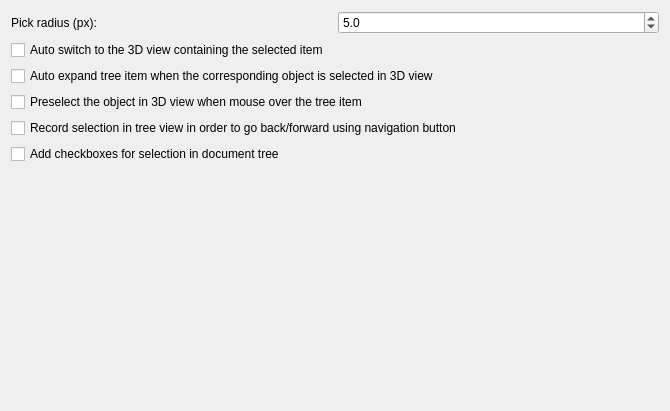
Old version of the form src/Gui/DlgSettingsSelection.ui in the repository southseact-3d/fcd.
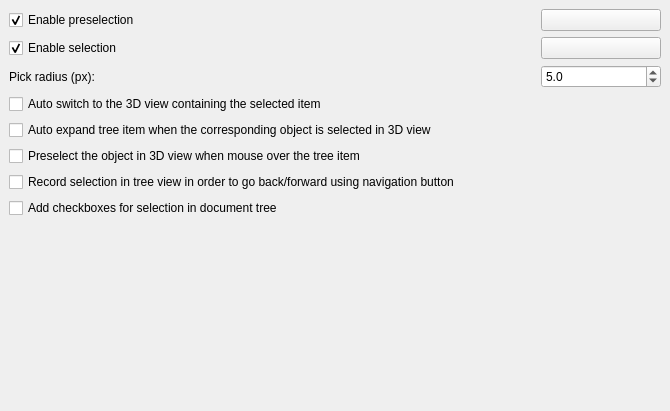
New version of the form. Custom widgets are drawn as their Qt base class.

Commit message: Gui: move pre/-selection prefs to General/Selection + clarify behavior

```diff
--- a/src/Gui/DlgSettingsSelection.ui
+++ b/src/Gui/DlgSettingsSelection.ui
@@ -13,15 +13,131 @@
   <property name="windowTitle">
    <string>Selection</string>
   </property>
-  <layout class="QGridLayout" name="gridLayout">
+  <layout class="QGridLayout">
+   <property name="leftMargin">
+    <number>9</number>
+   </property>
+   <property name="topMargin">
+    <number>9</number>
+   </property>
+   <property name="rightMargin">
+    <number>9</number>
+   </property>
+   <property name="bottomMargin">
+    <number>9</number>
+   </property>
+   <property name="spacing">
+    <number>6</number>
+   </property>
    <item row="0" column="0">
-    <widget class="QLabel" name="spinPickRadiusLabel">
+    <widget class="Gui::PrefCheckBox" name="checkBoxPreselection">
+     <property name="minimumSize">
+      <size>
+       <width>240</width>
+       <height>0</height>
+      </size>
+     </property>
+     <property name="toolTip">
+      <string>Enable preselection, highlighted with specified color</string>
+     </property>
      <property name="text">
-      <string>Pick radius (px):</string>
+      <string>Enable preselection</string>
+     </property>
+     <property name="checked">
+      <bool>true</bool>
+     </property>
+     <property name="prefEntry" stdset="0">
+      <cstring>EnablePreselection</cstring>
+     </property>
+     <property name="prefPath" stdset="0">
+      <cstring>View</cstring>
      </property>
     </widget>
    </item>
    <item row="0" column="1">
+    <widget class="Gui::PrefColorButton" name="HighlightColor">
+     <property name="text">
+      <string/>
+     </property>
+     <property name="color">
+      <color>
+       <red>225</red>
+       <green>225</green>
+       <blue>20</blue>
+      </color>
+     </property>
+     <property name="prefEntry" stdset="0">
+      <cstring>HighlightColor</cstring>
+     </property>
+     <property name="prefPath" stdset="0">
+      <cstring>View</cstring>
+     </property>
+    </widget>
+   </item>
+   <item row="1" column="0">
+    <widget class="Gui::PrefCheckBox" name="checkBoxSelection">
+     <property name="toolTip">
+      <string>Enable selection, highlighted with specified color</string>
+     </property>
+     <property name="text">
+      <string>Enable selection</string>
+     </property>
+     <property name="checked">
+      <bool>true</bool>
+     </property>
+     <property name="prefEntry" stdset="0">
+      <cstring>EnableSelection</cstring>
+     </property>
+     <property name="prefPath" stdset="0">
+      <cstring>View</cstring>
+     </property>
+    </widget>
+   </item>
+   <item row="1" column="1">
+    <widget class="Gui::PrefColorButton" name="SelectionColor">
+     <property name="text">
+      <string/>
+     </property>
+     <property name="color">
+      <color>
+       <red>28</red>
+       <green>173</green>
+       <blue>28</blue>
+      </color>
+     </property>
+     <property name="prefEntry" stdset="0">
+      <cstring>SelectionColor</cstring>
+     </property>
+     <property name="prefPath" stdset="0">
+      <cstring>View</cstring>
+     </property>
+    </widget>
+   </item>
+   <item row="2" column="0">
+    <layout class="QHBoxLayout" name="horizontalLayout_1">
+     <item>
+      <widget class="QLabel" name="spinPickRadiusLabel">
+       <property name="text">
+        <string>Pick radius (px):</string>
+       </property>
+      </widget>
+     </item>
+     <item>
+      <spacer name="horizSpacer_1">
+       <property name="orientation">
+        <enum>Qt::Horizontal</enum>
+       </property>
+       <property name="sizeHint" stdset="0">
+        <size>
+         <width>250</width>
+         <height>10</height>
+        </size>
+       </property>
+      </spacer>
+     </item>
+    </layout>
+   </item>
+   <item row="2" column="1">
     <widget class="Gui::PrefDoubleSpinBox" name="spinPickRadius">
      <property name="minimumSize">
       <size>
@@ -57,42 +173,42 @@
      </property>
     </widget>
    </item>
-   <item row="1" column="0" colspan="2">
+   <item row="3" column="0" colspan="2">
     <widget class="QCheckBox" name="checkBoxAutoSwitch">
      <property name="text">
       <string>Auto switch to the 3D view containing the selected item</string>
      </property>
     </widget>
    </item>
-   <item row="2" column="0" colspan="2">
+   <item row="4" column="0" colspan="2">
     <widget class="QCheckBox" name="checkBoxAutoExpand">
      <property name="text">
       <string>Auto expand tree item when the corresponding object is selected in 3D view</string>
      </property>
     </widget>
    </item>
-   <item row="3" column="0" colspan="2">
+   <item row="5" column="0" colspan="2">
     <widget class="QCheckBox" name="checkBoxPreselect">
      <property name="text">
       <string>Preselect the object in 3D view when mouse over the tree item</string>
      </property>
     </widget>
    </item>
-   <item row="4" column="0" colspan="2">
+   <item row="6" column="0" colspan="2">
     <widget class="QCheckBox" name="checkBoxRecord">
      <property name="text">
       <string>Record selection in tree view in order to go back/forward using navigation button</string>
      </property>
     </widget>
    </item>
-   <item row="5" column="0" colspan="2">
+   <item row="7" column="0" colspan="2">
     <widget class="QCheckBox" name="checkBoxSelectionCheckBoxes">
      <property name="text">
       <string>Add checkboxes for selection in document tree</string>
      </property>
     </widget>
    </item>
-   <item row="6" column="0" colspan="2">
+   <item row="8" column="0" colspan="2">
     <spacer name="verticalSpacer">
      <property name="orientation">
       <enum>Qt::Vertical</enum>
@@ -113,6 +229,21 @@
    <extends>QDoubleSpinBox</extends>
    <header>Gui/PrefWidgets.h</header>
   </customwidget>
+  <customwidget>
+   <class>Gui::ColorButton</class>
+   <extends>QPushButton</extends>
+   <header>Gui/Widgets.h</header>
+  </customwidget>
+  <customwidget>
+   <class>Gui::PrefColorButton</class>
+   <extends>Gui::ColorButton</extends>
+   <header>Gui/PrefWidgets.h</header>
+  </customwidget>
+  <customwidget>
+   <class>Gui::PrefCheckBox</class>
+   <extends>QCheckBox</extends>
+   <header>Gui/PrefWidgets.h</header>
+  </customwidget>
  </customwidgets>
  <resources/>
  <connections/>
```
Left out of the diff: 15 changed lines with no effect on the pictures. The commit also changes 3 other files.
